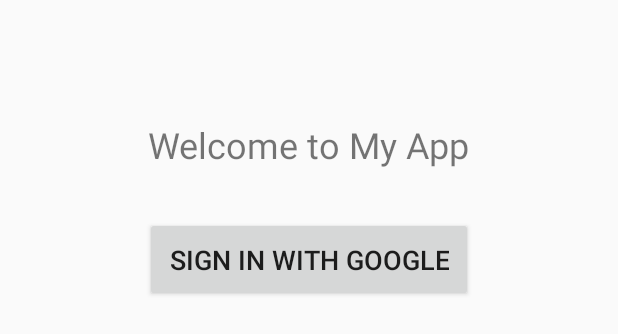
After one commit to coco483/Madcamp_week2, an Android app built with Jetpack Compose: the layout activity_login.xml on its own in the app's theme, with its tools: preview values and no code run, on a phone screen of 412 x 824 dp. The commit adds this screen. Shown: the top 334 px of the screen. Run offline under Robolectric (Android 15) with nearby library versions, the light colour scheme and no system bars.

Commit message:
[google login] 1.4

```diff
--- /dev/null
+++ b/app/src/main/java/com/example/madcamp_week2/User.kt
@@ -0,0 +1,5 @@
+data class User(
+    val id: String,
+    val email: String?,
+    val displayName: String?
+)
--- /dev/null
+++ b/app/src/main/res/layout/activity_login.xml
@@ -0,0 +1,27 @@
+<?xml version="1.0" encoding="utf-8"?>
+<RelativeLayout xmlns:android="http://schemas.android.com/apk/res/android"
+    android:layout_width="match_parent"
+    android:layout_height="match_parent"
+    android:padding="16dp">
+
+  <TextView
+      android:id="@+id/titleTextView"
+      android:layout_width="wrap_content"
+      android:layout_height="wrap_content"
+      android:text="Welcome to My App"
+      android:textSize="24sp"
+      android:layout_centerHorizontal="true"
+      android:layout_marginBottom="32dp"
+      android:layout_marginTop="64dp"/>
+
+  <Button
+      android:id="@+id/sign_in_button"
+      android:layout_width="wrap_content"
+      android:layout_height="wrap_content"
+      android:text="Sign in with Google"
+      android:layout_below="@id/titleTextView"
+      android:layout_centerHorizontal="true"
+      android:padding="16dp"
+      android:textSize="18sp"/>
+
+</RelativeLayout>
--- a/app/src/main/res/values/strings.xml
+++ b/app/src/main/res/values/strings.xml
@@ -1,4 +1,6 @@
 <resources>
     <string name="app_name">Madcamp_week2</string>
     <string name="default_web_client_id">133250259796-ipejhpjpeepgiqt8ahu2ss60999jd989.apps.googleusercontent.com</string>
+    <string name="client_secret">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
+</string>
 </resources>
```
Also changed, not shown: app/src/main/java/com/example/madcamp_week2/LoginActivity.kt (added, +113 -0 lines), app/src/main/java/com/example/madcamp_week2/Token.kt (added, +26 -0 lines), 1 other file.
